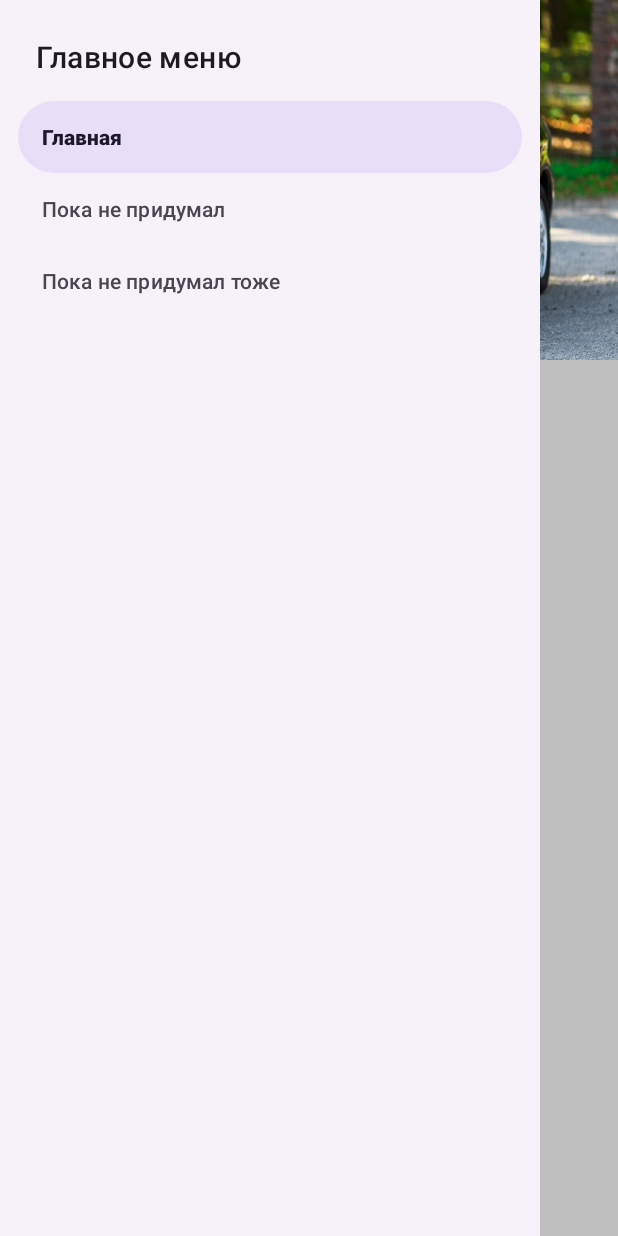
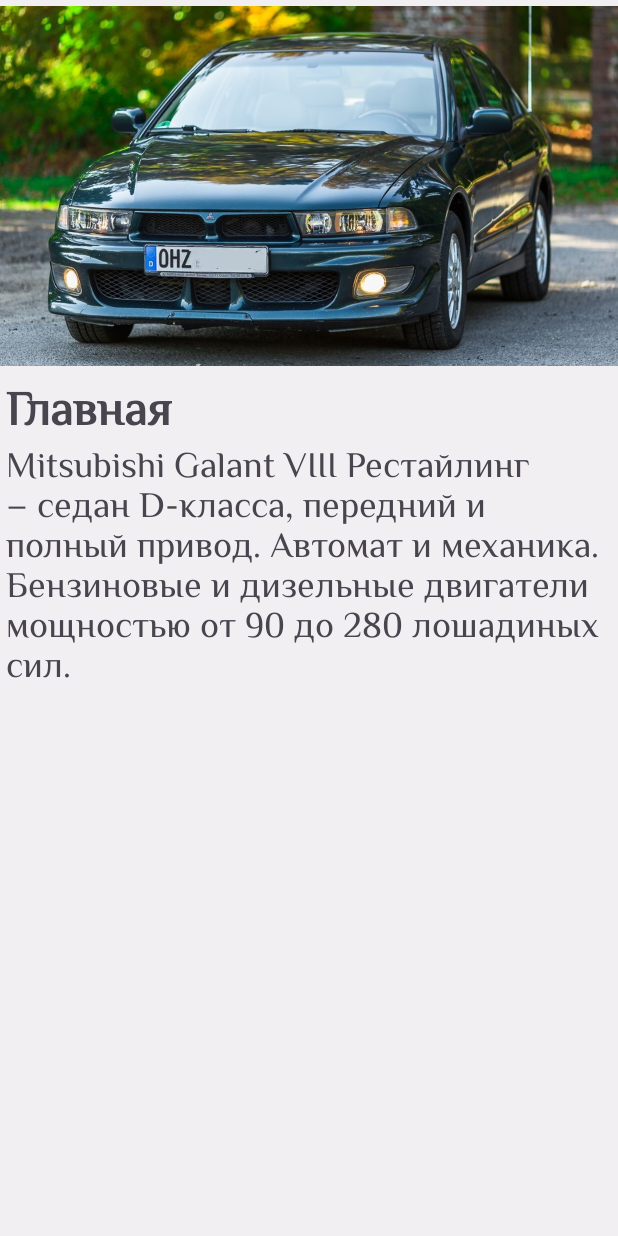
Before and after one commit to GameBro125/GalantApp, an Android app: the screen it shows after launch (MainActivity), on a phone screen of 412 x 824 dp. Run offline under Robolectric (Android 15) with nearby library versions, the phone set to English and light mode, and no system bars.

Commit message:
Navigation drawer. Useful

```diff
--- a/app/src/main/java/com/example/galantapp/MainActivity.kt
+++ b/app/src/main/java/com/example/galantapp/MainActivity.kt
@@ -2,6 +2,10 @@ package com.example.galantapp
 
 import androidx.appcompat.app.AppCompatActivity
 import android.os.Bundle
+import android.view.MenuItem
+import android.view.WindowManager
+import android.widget.Toast
+import androidx.appcompat.app.ActionBarDrawerToggle
 import androidx.navigation.NavController
 import androidx.navigation.Navigation
 import com.example.galantapp.databinding.ActivityMainBinding
@@ -10,14 +14,51 @@ class MainActivity : AppCompatActivity() {
 
     private lateinit var binding: ActivityMainBinding
     lateinit var navController: NavController
+    lateinit var toggle: ActionBarDrawerToggle
 
     override fun onCreate(savedInstanceState: Bundle?) {
         super.onCreate(savedInstanceState)
+        window.setFlags(WindowManager.LayoutParams.FLAG_LAYOUT_NO_LIMITS, WindowManager.LayoutParams.FLAG_LAYOUT_NO_LIMITS)
         binding = ActivityMainBinding.inflate(layoutInflater)
         setContentView(binding.root)
 
         navController = Navigation.findNavController(this, R.id.nav_host_fragment)
         MAIN = this
 
+        binding.apply {
+            toggle = ActionBarDrawerToggle( MAIN, drawer, R.string.open, R.string.close)
+            drawer.addDrawerListener(toggle)
+            toggle.syncState()
+
+            supportActionBar?.setDisplayHomeAsUpEnabled(true)
+        }
+
+        binding.topAppBar.setNavigationOnClickListener {
+            binding.drawer.open()
+        }
+
+        binding.navigationView.setNavigationItemSelectedListener {
+            when (it.itemId) {
+                R.id.firstFragmentItem ->  {
+                    navController.navigate(R.id.firstFragment)
+                    binding.drawer.close()
+                }
+                R.id.secondFragmentItem -> {
+                    navController.navigate(R.id.secondFragment)
+                    binding.drawer.close()
+                }
+            }
+            true
+        }
+
     }
+
+    override fun onOptionsItemSelected(item: MenuItem): Boolean {
+        if (toggle.onOptionsItemSelected(item)) {
+            true
+        }
+        return super.onOptionsItemSelected(item)
+    }
+
+
 }
--- a/app/src/main/java/com/example/galantapp/screens/FirstFragment.kt
+++ b/app/src/main/java/com/example/galantapp/screens/FirstFragment.kt
@@ -22,10 +22,7 @@ class FirstFragment : Fragment() {
 
     override fun onViewCreated(view: View, savedInstanceState: Bundle?) {
         super.onViewCreated(view, savedInstanceState)
-        binding.button.setOnClickListener() {
-        MAIN.navController.navigate(R.id.action_firstFragment_to_secondFragment)
 
-        }
     }
 
 }
--- a/app/src/main/java/com/example/galantapp/screens/SecondFragment.kt
+++ b/app/src/main/java/com/example/galantapp/screens/SecondFragment.kt
@@ -25,7 +25,6 @@ class SecondFragment : Fragment() {
     override fun onViewCreated(view: View, savedInstanceState: Bundle?) {
         super.onViewCreated(view, savedInstanceState)
         binding.buttonFirst.setOnClickListener{
-            MAIN.navController.navigate(R.id.action_secondFragment_to_firstFragment)
         }
     }
 
--- a/app/src/main/res/layout/activity_main.xml
+++ b/app/src/main/res/layout/activity_main.xml
@@ -1,23 +1,72 @@
 <?xml version="1.0" encoding="utf-8"?>
-<androidx.constraintlayout.widget.ConstraintLayout
+<androidx.drawerlayout.widget.DrawerLayout
     xmlns:android="http://schemas.android.com/apk/res/android"
     xmlns:app="http://schemas.android.com/apk/res-auto"
     xmlns:tools="http://schemas.android.com/tools"
+    android:id="@+id/drawer"
+    android:layout_width="wrap_content"
+    android:layout_height="match_parent"
+    tools:context=".MainActivity"
+    tools:openDrawer="start">
+
+    <androidx.coordinatorlayout.widget.CoordinatorLayout
         android:layout_width="match_parent"
         android:layout_height="match_parent"
-    tools:context=".MainActivity">
+        android:fitsSystemWindows="true">
+
+        <com.google.android.material.appbar.AppBarLayout
+            style="@style/Widget.MaterialComponents.AppBarLayout.PrimarySurface"
+            android:layout_width="match_parent"
+            android:layout_height="wrap_content"
+            android:fitsSystemWindows="true"
+            android:visibility="invisible">
+
+            <com.google.android.material.appbar.MaterialToolbar
+                android:id="@+id/topAppBar"
+                style="@style/Widget.MaterialComponents.Toolbar.PrimarySurface"
+                android:layout_width="match_parent"
+                android:layout_height="?attr/actionBarSize"
+                android:background="@android:color/transparent"
+                android:elevation="0dp"
+                android:visibility="visible"
+                app:title="@string/top_app_bar" />
+
+        </com.google.android.material.appbar.AppBarLayout>
+
+        <!-- Screen content -->
+        <!-- Use app:layout_behavior="@string/appbar_scrolling_view_behavior" to fit below top app bar -->
+        <LinearLayout
+            android:id="@+id/contentLayout"
+            android:layout_width="match_parent"
+            android:layout_height="match_parent"
+            android:visibility="visible" >
+
 
             <fragment
                 android:id="@+id/nav_host_fragment"
                 android:name="androidx.navigation.fragment.NavHostFragment"
                 android:layout_width="match_parent"
                 android:layout_height="match_parent"
+                app:layout_constraintBottom_toBottomOf="parent"
                 app:layout_constraintEnd_toEndOf="parent"
+                app:layout_constraintLeft_toLeftOf="parent"
                 app:layout_constraintStart_toStartOf="parent"
                 app:layout_constraintTop_toTopOf="parent"
-        app:layout_constraintBottom_toBottomOf="parent"
-        app:layout_constraintLeft_toLeftOf="parent"
-        app:navGraph="@navigation/nav_graph"
-        />
+                app:navGraph="@navigation/nav_graph" />
 
-</androidx.constraintlayout.widget.ConstraintLayout>
+        </LinearLayout>
+
+    </androidx.coordinatorlayout.widget.CoordinatorLayout>
+
+    <com.google.android.material.navigation.NavigationView
+        android:id="@+id/navigationView"
+        android:layout_width="wrap_content"
+        android:layout_height="match_parent"
+        android:layout_gravity="start"
+        app:headerLayout="@layout/header_navigation_drawer"
+        app:layout_constraintStart_toStartOf="parent"
+        app:menu="@menu/navigation_drawer" />
+
+
+
+</androidx.drawerlayout.widget.DrawerLayout>
--- a/app/src/main/res/layout/fragment_first.xml
+++ b/app/src/main/res/layout/fragment_first.xml
@@ -6,7 +6,7 @@
     xmlns:tools="http://schemas.android.com/tools"
     android:layout_width="match_parent"
     android:layout_height="match_parent"
-    android:background="#BFBFBF"
+    android:background="#85E8E8E8"
     android:orientation="vertical"
     tools:context=".MainActivity">
 
@@ -15,6 +15,7 @@
         android:layout_width="wrap_content"
         android:layout_height="240dp"
         android:layout_marginLeft="4dp"
+        android:layout_marginTop="4dp"
         android:scaleType="centerCrop"
         android:layout_marginRight="4dp"
         app:layout_constraintTop_toTopOf="parent"
@@ -22,28 +23,30 @@
         app:layout_constraintRight_toRightOf="parent"
         app:srcCompat="@drawable/galant_main_menu" />
 
-    <Button
-        android:id="@+id/button"
+    <TextView
+        android:id="@+id/text_main_page_header"
         android:layout_width="wrap_content"
         android:layout_height="wrap_content"
-        android:text="Next Page"
+        android:layout_marginLeft="4dp"
+        android:layout_marginTop="8dp"
+        android:fontFamily="@font/philosopher"
+        android:text="Главная"
+        android:textSize="32dp"
+        android:textStyle="bold"
         app:layout_constraintLeft_toLeftOf="parent"
-        android:layout_marginLeft="8dp"
-        app:layout_constraintTop_toBottomOf="@id/galant_Image"/>
+        app:layout_constraintTop_toBottomOf="@id/galant_Image" />
 
-    <com.google.android.material.navigation.NavigationView
-        android:id="@+id/navigationView"
-        android:layout_height="match_parent"
+    <TextView
+        android:id="@+id/text_main_page_description"
         android:layout_width="wrap_content"
-        app:layout_constraintTop_toTopOf="parent"
+        android:layout_height="wrap_content"
+        android:layout_marginLeft="4dp"
+        android:layout_marginTop="0dp"
+        android:fontFamily="@font/philosopher"
+        android:text="@string/main_page_description"
+        android:textSize="24dp"
         app:layout_constraintLeft_toLeftOf="parent"
-        app:menu="@menu/navigation_drawer"
-        app:headerLayout="@layout/header_navigation_drawer"
-    />
-
-
-
-
+        app:layout_constraintTop_toBottomOf="@id/text_main_page_header" />
 
 
 </androidx.constraintlayout.widget.ConstraintLayout>
--- a/app/src/main/res/layout/header_navigation_drawer.xml
+++ b/app/src/main/res/layout/header_navigation_drawer.xml
@@ -1,7 +1,8 @@
 <?xml version="1.0" encoding="utf-8"?>
 <LinearLayout xmlns:android="http://schemas.android.com/apk/res/android"
     android:layout_width="match_parent"
-    android:layout_height="match_parent">
+    android:layout_height="match_parent"
+    android:fitsSystemWindows="true">
 
     <TextView
         android:layout_width="wrap_content"
--- a/app/src/main/res/menu/navigation_drawer.xml
+++ b/app/src/main/res/menu/navigation_drawer.xml
@@ -4,12 +4,12 @@
         android:id="@+id/group1"
         android:checkableBehavior="single">
         <item
-            android:id="@+id/item1"
-            android:title="@string/title_1"
+            android:id="@+id/firstFragmentItem"
+            android:title="@string/main_page"
             android:checked="true" />
         <item
-            android:id="@+id/item2"
-            android:title="@string/title_2" />
+            android:id="@+id/secondFragmentItem"
+            android:title="@string/description_page" />
         <item
             android:id="@+id/item3"
             android:title="@string/title_3" />
--- /dev/null
+++ b/app/src/main/res/values-night/ids.xml
@@ -0,0 +1,4 @@
+<?xml version="1.0" encoding="utf-8"?>
+<resources>
+    <item name="topAppBar" type="id" />
+</resources>
--- a/app/src/main/res/values/strings.xml
+++ b/app/src/main/res/values/strings.xml
@@ -4,7 +4,13 @@
     <string name="hello_blank_fragment">Hello blank fragment</string>
     <string name="header_title">Главное меню</string>
     <string name="header_text">\n</string>
-    <string name="title_1">Главная</string>
-    <string name="title_2">Пока не придумал</string>
-    <string name="title_3">Пока не придумал тоже</string>
+    <string name="main_page">Главная</string>
+    <string name="description_page">Описание</string>
+    <string name="title_3">Пока не придумал</string>
+    <string name="top_app_bar">Что это вообще такое\n</string>
+    <string name="open">Open</string>
+    <string name="close">Close</string>
+    <string name="main_page_description">
+        Mitsubishi Galant VIII Рестайлинг – седан D-класса, передний и полный привод. Автомат и механика. Бензиновые и дизельные двигатели мощностью от 90 до 280 лошадиных сил.
+    </string>
 </resources>
--- a/app/src/main/res/values/themes.xml
+++ b/app/src/main/res/values/themes.xml
@@ -5,5 +5,14 @@
         <!-- <item name="colorPrimary">@color/my_light_primary</item> -->
     </style>
 
-    <style name="Theme.GalantApp" parent="Base.Theme.GalantApp" />
+    <style name="Theme.App" parent="Theme.Material3.DayNight">
+        <item name="android:windowTranslucentStatus">true</item>
+    </style>
+
+
+    <style name="Theme.GalantApp" parent="Base.Theme.GalantApp" >
+
+    </style>
+
+
 </resources>
```
Also changed, not shown: app/src/main/res/font/philosopher.ttf (added). Lines whose indentation alone changed are shown as unchanged.
